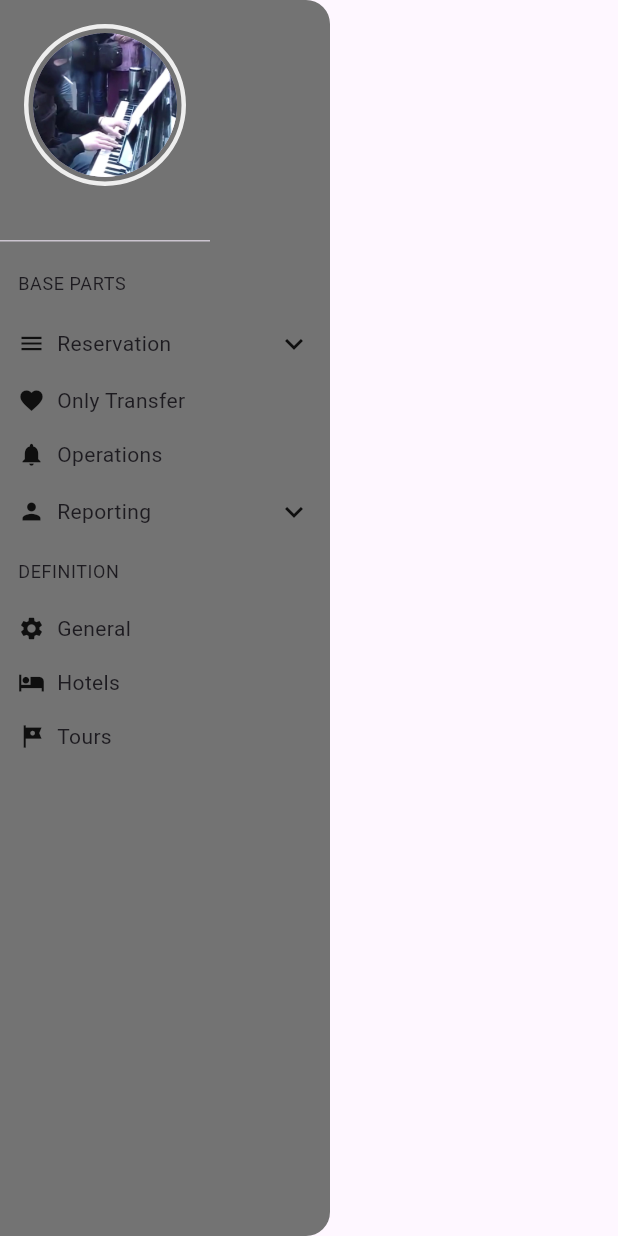
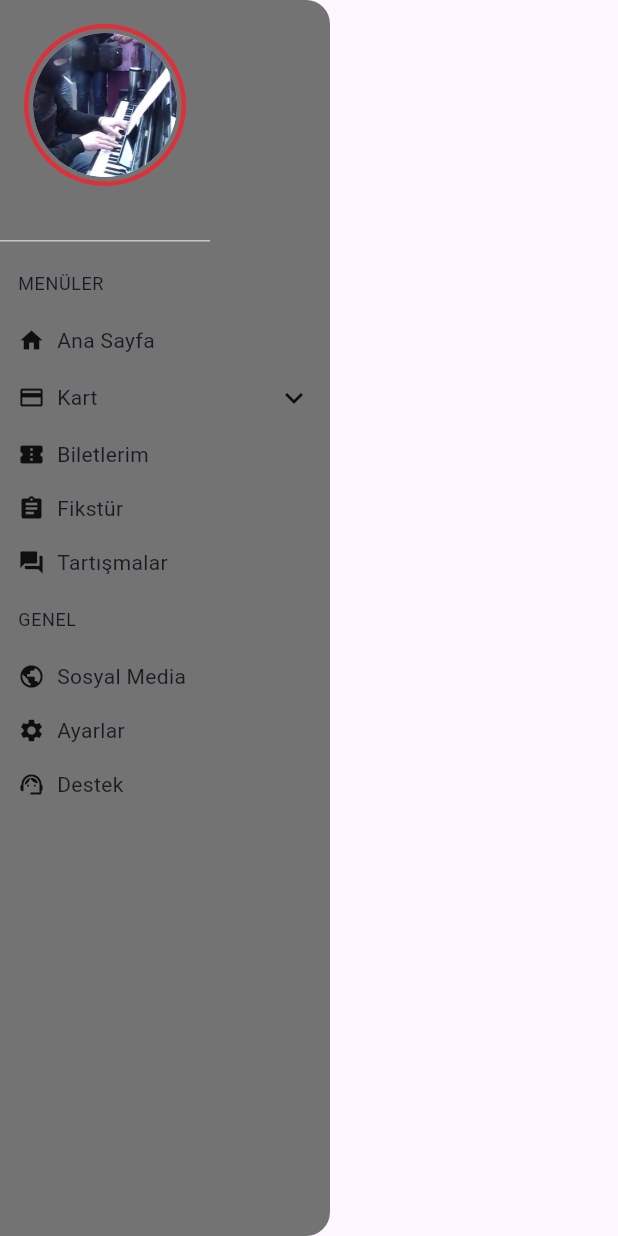
Before and after one commit to Macellan02/passolig, a Flutter app: the Drawer1 widget shown alone on an empty page, opened directly, on a phone screen of 412 x 824 dp. Run offline on Flutter 3.47's test engine with Material 3 defaults, Android fonts, the light colour scheme and no system bars.

Commit message:
Drawer Düzenledim

```diff
--- a/lib/screens/drawer.dart
+++ b/lib/screens/drawer.dart
@@ -35,7 +35,7 @@ class _Drawer1State extends State<Drawer1> {
                     decoration: BoxDecoration(
                       shape: BoxShape.circle,
                       border: Border.all(
-                        color: Colors.grey.shade200,
+                        color: const Color.fromRGBO(220, 49, 58, 1),
                         width: 3,
                       ),
                     ),
@@ -46,86 +46,83 @@ class _Drawer1State extends State<Drawer1> {
                   ),
                 ],
               ))),
-              // Base Parts
+              // Menü parts
               Padding(
                 padding: const EdgeInsets.symmetric(
                     horizontal: 12.0, vertical: 12.0),
                 child: Text(
-                  'BASE PARTS',
+                  'MENÜLER',
                   style: Theme.of(context).textTheme.bodySmall,
                 ),
               ),
+
               MenuTile1(
-                title: 'Reservation',
-                icon: Icon(Icons.menu, size: 18),
+                title: 'Ana Sayfa',
+                onTap: () {},
+                icon: Icon(Icons.home, size: 18),
+                expanded: false,
+              ),
+
+              MenuTile1(
+                title: 'Kart',
+                icon: Icon(Icons.credit_card, size: 18),
                 expanded: true,
                 children: [
                   MenuTile1(
-                    title: 'Hotel Reservation',
+                    title: 'Passolig Kredi Kartı',
                   ),
                   MenuTile1(
-                    title: 'Archive',
+                    title: 'Passolig Banka Kart',
                   ),
                   MenuTile1(
-                    title: 'Statistics',
+                    title: 'Passolig Cüzdan',
                   ),
                   MenuTile1(
-                    title: 'Board',
+                    title: 'Passolig Gold',
                   ),
                 ],
               ),
               MenuTile1(
-                title: 'Only Transfer',
+                title: 'Biletlerim',
                 onTap: () {},
-                icon: Icon(Icons.favorite, size: 18),
+                icon: Icon(Icons.confirmation_num, size: 18),
                 expanded: false,
               ),
               MenuTile1(
-                title: 'Operations',
-                icon: Icon(Icons.notifications, size: 18),
+                title: 'Fikstür',
+                onTap: () {},
+                icon: Icon(Icons.assignment, size: 18),
                 expanded: false,
               ),
+
               MenuTile1(
-                title: 'Reporting',
-                icon: Icon(Icons.person, size: 18),
+                title: 'Tartışmalar',
+                icon: Icon(Icons.forum, size: 18),
                 expanded: false,
-                children: [
-                  MenuTile1(
-                    title: 'Hotel Reservation',
-                  ),
-                  MenuTile1(
-                    title: 'Archive',
-                  ),
-                  MenuTile1(
-                    title: 'Statistics',
-                  ),
-                  MenuTile1(
-                    title: 'Board',
-                  ),
-                ],
               ),
               // Definition
               Padding(
                 padding: const EdgeInsets.symmetric(
                     horizontal: 12.0, vertical: 12.0),
                 child: Text(
-                  'DEFINITION',
+                  'GENEL',
                   style: Theme.of(context).textTheme.bodySmall,
                 ),
               ),
               MenuTile1(
-                title: 'General',
+                title: 'Sosyal Media',
+                icon: Icon(Icons.public, size: 18),
+                expanded: false,
+              ),
+              MenuTile1(
+                title: 'Ayarlar',
                 icon: Icon(Icons.settings, size: 18),
                 expanded: false,
               ),
+
               MenuTile1(
-                title: 'Hotels',
-                icon: Icon(Icons.hotel, size: 18),
-                expanded: false,
-              ),
-              MenuTile1(
-                title: 'Tours',
-                icon: Icon(Icons.tour, size: 18),
+                title: 'Destek',
+                icon: Icon(Icons.support_agent, size: 18),
                 expanded: false,
               ),
             ],
--- a/pubspec.yaml
+++ b/pubspec.yaml
@@ -35,6 +35,7 @@ dependencies:
   # The following adds the Cupertino Icons font to your application.
   # Use with the CupertinoIcons class for iOS style icons.
   cupertino_icons: ^1.0.2
+  shared_preferences: ^2.2.2
 
 dev_dependencies:
   flutter_test:
```
Also changed, not shown: lib/screens/home_screen.dart (+104 -103 lines), lib/widgets/maclar.dart (+8 -0 lines), pubspec.lock, 2 other files.
